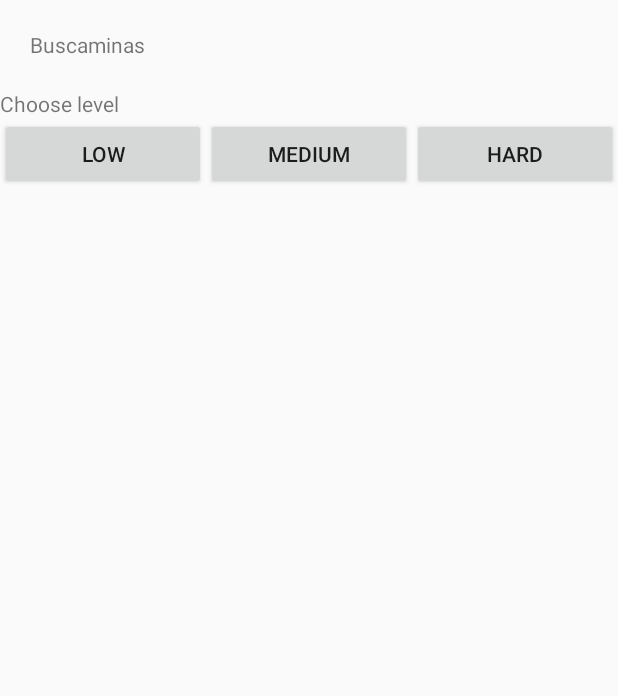
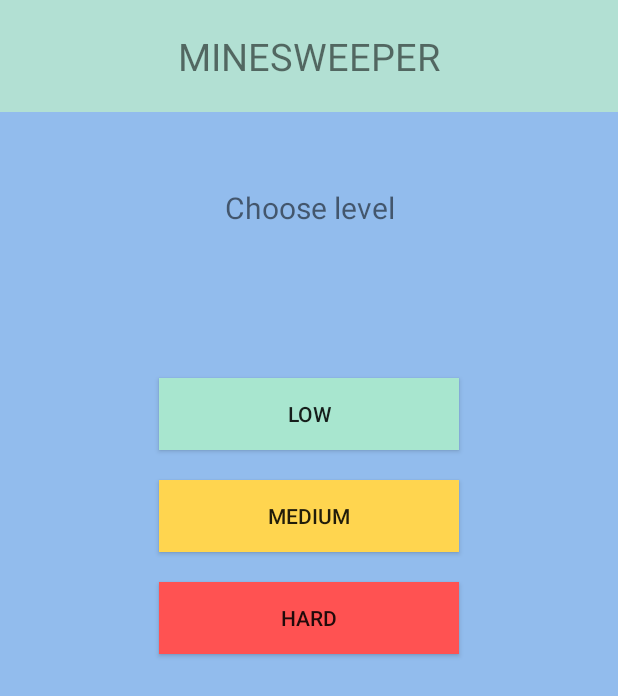
Before and after one commit to Acevedo22/Buscaminas, an Android app built with Jetpack Compose: the screen it shows after launch (MainActivity), on a phone screen of 412 x 824 dp. Shown: the top 696 px of the screen. Run offline under Robolectric (Android 15) with nearby library versions, the phone set to English and light mode, and no system bars.

Commit message:
Interfaz del juego

```diff
--- a/Juego/app/src/main/java/com/example/buscaminas/LowActivity.kt
+++ b/Juego/app/src/main/java/com/example/buscaminas/LowActivity.kt
@@ -98,7 +98,7 @@ class LowActivity : AppCompatActivity() {
                         button.text = "M"
                     } else {
                         button.text = if (cell.adjacentMines > 0) cell.adjacentMines.toString() else ""
-                        button.setBackgroundColor(ContextCompat.getColor(this, R.color.greenclear))
+                        button.setBackgroundColor(ContextCompat.getColor(this, R.color.Background_Tabla_Game))
                     }
                     button.isEnabled = false
                 }
--- a/Juego/app/src/main/res/layout/activity_low.xml
+++ b/Juego/app/src/main/res/layout/activity_low.xml
@@ -3,7 +3,9 @@
     android:layout_width="match_parent"
     android:layout_height="match_parent"
     android:orientation="vertical"
-    android:padding="16dp">
+    android:padding="16dp"
+    android:background="@color/Button_Low"
+    >
 
     <TextView
         android:id="@+id/titleTextView"
@@ -43,7 +45,7 @@
         android:layout_gravity="center"
         android:columnCount="8"
         android:rowCount="8"
-        android:background="@color/greenclear"
+        android:background="@color/Background_Tabla_Game"
         android:layout_margin="16dp" />
 
     <Button
--- a/Juego/app/src/main/res/layout/main_activity.xml
+++ b/Juego/app/src/main/res/layout/main_activity.xml
@@ -2,46 +2,70 @@
 <LinearLayout xmlns:android="http://schemas.android.com/apk/res/android"
     android:orientation="vertical"
     android:layout_width="match_parent"
-    android:layout_height="match_parent">
+    android:layout_height="match_parent"
+    android:background="@color/Background_Interfaze_Title"
+    >
 
     <TextView
         android:id="@+id/textView"
         android:layout_width="match_parent"
         android:layout_height="wrap_content"
         android:layout_margin="20dp"
-        android:text="@string/activity_main_title" />
+        android:textSize="25sp"
+        android:textAlignment="center"
+        android:layout_gravity="center"
+        android:text="@string/activity_main_title"
+        />
 
-    <TextView
-        android:id="@+id/textView3"
-        android:layout_width="match_parent"
-        android:layout_height="wrap_content"
-        android:text="@string/activity_main_txt_level" />
 
     <LinearLayout
         android:layout_width="match_parent"
         android:layout_height="match_parent"
-        android:orientation="horizontal">
-
+        android:orientation="vertical"
+        android:background="@color/Background_Interfaze"
+        >
+        <TextView
+            android:id="@+id/textView3"
+            android:layout_width="match_parent"
+            android:layout_height="wrap_content"
+            android:text="@string/activity_main_txt_level"
+            android:textAlignment="center"
+            android:layout_gravity="center"
+            android:textSize="20sp"
+            android:layout_marginTop="50dp"
+            />
         <Button
             android:id="@+id/btnLow"
-            android:layout_width="wrap_content"
+            android:layout_width="200dp"
             android:layout_height="wrap_content"
-            android:layout_weight="0.3"
-            android:text="@string/activity_main_btn_level1" />
+            android:layout_gravity="center"
+            android:layout_marginTop="100dp"
+            android:layout_marginBottom="20dp"
+            android:text="@string/activity_main_btn_level1"
+            android:textAlignment="center"
+            android:background="@color/Button_Low"
+            />
 
         <Button
             android:id="@+id/btnMedium"
-            android:layout_width="wrap_content"
+            android:layout_width="200dp"
             android:layout_height="wrap_content"
-            android:layout_weight="0.3"
-            android:text="@string/activity_main_btn_level2" />
+            android:layout_gravity="center"
+            android:layout_marginBottom="20dp"
+            android:text="@string/activity_main_btn_level2"
+            android:textAlignment="center"
+            android:background="@color/Button_Medium"
+            />
 
         <Button
             android:id="@+id/btnHard"
-            android:layout_width="wrap_content"
+            android:layout_width="200dp"
             android:layout_height="wrap_content"
-            android:layout_weight="0.3"
-            android:text="@string/activity_main_btn_level3" />
+            android:layout_gravity="center"
+            android:text="@string/activity_main_btn_level3"
+            android:textAlignment="center"
+            android:background="@color/Button_Hard"
+            />
     </LinearLayout>
 
 </LinearLayout>
--- a/Juego/app/src/main/res/values/colors.xml
+++ b/Juego/app/src/main/res/values/colors.xml
@@ -1,14 +1,11 @@
 <?xml version="1.0" encoding="utf-8"?>
 <resources>
-    <color name="purple_200">#FFBB86FC</color>
-    <color name="purple_500">#FF6200EE</color>
-    <color name="purple_700">#FF3700B3</color>
-    <color name="teal_200">#FF03DAC5</color>
-    <color name="teal_700">#FF018786</color>
-    <color name="black">#FF000000</color>
-    <color name="white">#FFFFFFFF</color>
-    <color name="red">#FA0202</color>
-    <color name="blue">#0C27E4</color>
+    <color name="Button_Low">#A8E6CF</color>
+    <color name="Button_Medium">#FFD54F</color>
+    <color name="Button_Hard">#FF5252</color>
+    <color name="blue">#50D5B7</color>
     <color name="green">#138C2E</color>
-    <color name="greenclear">#B3F0C0</color>
+    <color name="Background_Interfaze_Title">#B2E0D3</color>
+    <color name="Background_Interfaze">#92BCED</color>
+    <color name="Background_Tabla_Game">#84EB92</color>
 </resources>
--- a/Juego/app/src/main/res/values/strings.xml
+++ b/Juego/app/src/main/res/values/strings.xml
@@ -1,7 +1,7 @@
 <resources>
-    <string name="app_name">Buscaminas</string>
+    <string name="app_name">Minesweeper</string>
 
-    <string name="activity_main_title">Buscaminas</string>
+    <string name="activity_main_title">MINESWEEPER</string>
     <string name="activity_main_txt_level">Choose level</string>
     <string name="activity_main_btn_level1">Low</string>
     <string name="activity_main_btn_level2">Medium</string>
```
